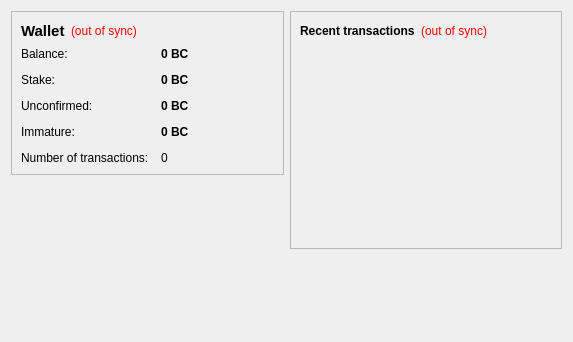
bogatyrov/valorbit, file src/qt/forms/overviewpage.ui: the form before one commit.
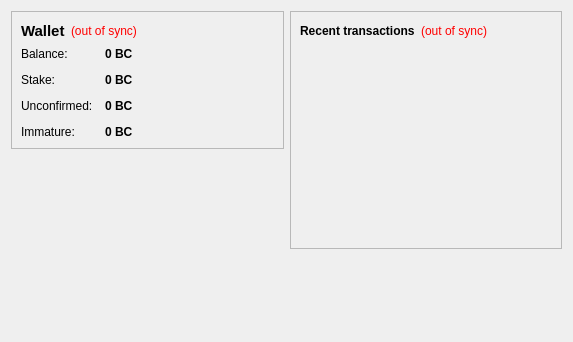
The form after the commit.

Commit message: gui: drop label Number of transactions

Patch:
```diff
--- a/src/qt/forms/overviewpage.ui
+++ b/src/qt/forms/overviewpage.ui
@@ -196,23 +196,6 @@
             </property>
            </widget>
           </item>
-          <item row="4" column="0">
-           <widget class="QLabel" name="label_2">
-            <property name="text">
-             <string>Number of transactions:</string>
-            </property>
-           </widget>
-          </item>
-          <item row="4" column="1">
-           <widget class="QLabel" name="labelNumTransactions">
-            <property name="toolTip">
-             <string>Total number of transactions in wallet</string>
-            </property>
-            <property name="text">
-             <string notr="true">0</string>
-            </property>
-           </widget>
-          </item>
          </layout>
         </item>
        </layout>
```
The commit also changes 2 other files.
